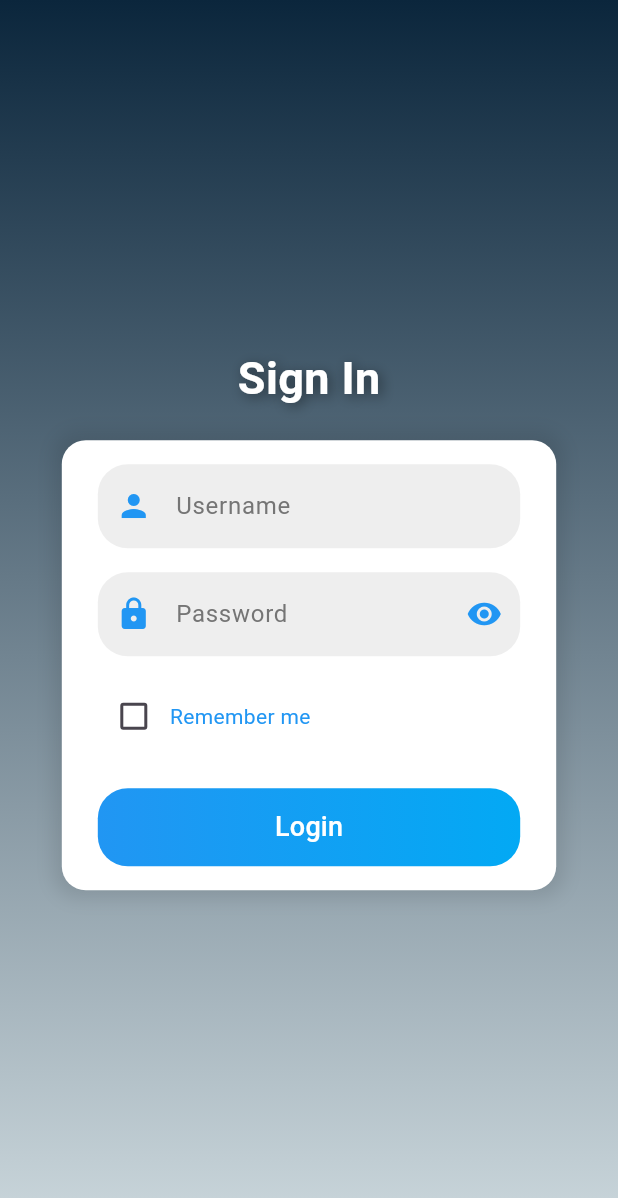
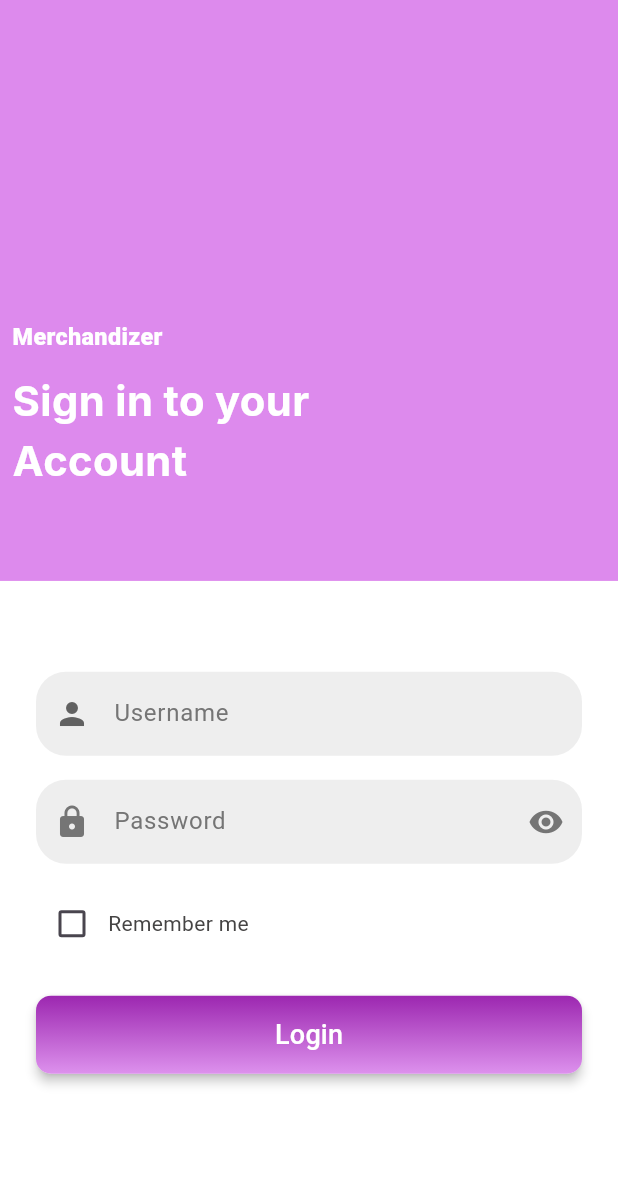
Before and after one commit to Nandini200012/merchandiser_clone_mobileApp, a Flutter app: the screen it shows after launch, on a phone screen of 412 x 824 dp. Shown: the top 1198 px of the screen. Run offline on Flutter 3.47's test engine with Material 3 defaults, Android fonts, the phone set to English and light mode, and no system bars; our stand-ins replace another_flushbar, badges, faker, flutter_easyloading, flutter_screenutil, google_fonts and 2 more; missing offline and left inert: dynamic_height_grid_view, mobile_scanner, super_banners; statements that could not run were skipped.

Commit message:
sign in page changed

```diff
--- a/lib/screens/marchandiser_screens/marchendiser_dashboard_screen.dart
+++ b/lib/screens/marchandiser_screens/marchendiser_dashboard_screen.dart
@@ -327,7 +327,7 @@ class _MarchendiserDashboardScreenState
                                 decoration: BoxDecoration(
                                   border: Border.all(color: Color(0xff023e8a)),
                                   color: selectedStatus == Status.request
-                                      ? Colors.purple
+                                      ? Constants.primaryColor
                                       : Colors.white,
                                   borderRadius: BorderRadius.circular(8),
                                 ),
--- a/lib/screens/sign_in_screen/sign_in_screen.dart
+++ b/lib/screens/sign_in_screen/sign_in_screen.dart
@@ -1,8 +1,11 @@
 import 'package:flutter/material.dart';
+import 'package:flutter_screenutil/flutter_screenutil.dart';
+import 'package:google_fonts/google_fonts.dart';
 import 'package:merchandiser_clone/screens/manager_screens/manager_bottom_navbar.dart';
 import 'package:merchandiser_clone/screens/marchandiser_screens/marchendiser_bottomnav.dart';
 import 'package:merchandiser_clone/screens/salesman_screens/salesman_bottom_navbar.dart';
 import 'package:merchandiser_clone/utils/SharedPreferencesUtil.dart';
+import 'package:merchandiser_clone/utils/constants.dart';
 import 'package:merchandiser_clone/utils/urls.dart';
 import 'package:shared_preferences/shared_preferences.dart';
 import 'package:flutter_easyloading/flutter_easyloading.dart';
@@ -168,14 +171,14 @@ class _SignInScreenState extends State<SignInScreen> {
     final paddingVertical = screenHeight * 0.05; // 5% of the screen height
 
     return Scaffold(
-      body: SafeArea(
-        child: Container(
+      body: Container(
         width: double.infinity,
         decoration: const BoxDecoration(
           gradient: LinearGradient(
             colors: [
-                Color.fromARGB(255, 11, 38, 60),
-                Color.fromARGB(255, 204, 216, 221),
+              Colors.white,
+              // Color.fromARGB(255, 11, 38, 60),
+              Colors.white
             ],
             begin: Alignment.topCenter,
             end: Alignment.bottomCenter,
@@ -184,7 +187,7 @@ class _SignInScreenState extends State<SignInScreen> {
         child: LayoutBuilder(
           builder: (context, constraints) {
             return Container(
-                padding: EdgeInsets.symmetric(horizontal: paddingHorizontal),
+              // padding: EdgeInsets.symmetric(horizontal: paddingHorizontal),
               child: SingleChildScrollView(
                 child: ConstrainedBox(
                   constraints: BoxConstraints(
@@ -192,24 +195,67 @@ class _SignInScreenState extends State<SignInScreen> {
                   ),
                   child: IntrinsicHeight(
                     child: Column(
-                        mainAxisAlignment: MainAxisAlignment.center,
+                      mainAxisAlignment: MainAxisAlignment.start,
+                      children: [
+                        Stack(
+                          children: [
+                            Container(
+                              height: screenHeight * 0.47,
+                              width: double.infinity,
+                              color: const Color.fromARGB(255, 221, 138, 237),
+                            ),
+                            Positioned(
+                              top: screenHeight * .26,
+                              left: screenWidth * .02,
+                              child: Column(
+                                crossAxisAlignment: CrossAxisAlignment.start,
                                 children: [
                                   Text(
-                            "Sign In",
-                            style: TextStyle(
-                              fontSize: 30,
-                              fontWeight: FontWeight.bold,
+                                    'Merchandizer',
+                                    style: GoogleFonts.roboto(
                                         color: Colors.white,
-                              shadows: [
-                                Shadow(
-                                  blurRadius: 10.0,
-                                  color: Colors.black45,
-                                  offset: Offset(2.0, 2.0),
+                                        fontSize: 14.sp,
+                                        fontWeight: FontWeight.w800),
+                                  ),
+                                  SizedBox(
+                                    height: 10.h,
+                                  ),
+                                  Text(
+                                    'Sign in to your ',
+                                    style: GoogleFonts.inter(
+                                        color: Colors.white,
+                                        fontSize: 25.sp,
+                                        fontWeight: FontWeight.w700),
+                                  ),
+                                  Text(
+                                    'Account',
+                                    style: GoogleFonts.inter(
+                                        color: Colors.white,
+                                        fontSize: 25.sp,
+                                        fontWeight: FontWeight.w700),
                                   ),
                                 ],
                               ),
                             ),
-                          const SizedBox(height: 20),
+                          ],
+                        ),
+
+                        // Text(
+                        //   "Sign In",
+                        //   style: TextStyle(
+                        //     fontSize: 30,
+                        //     fontWeight: FontWeight.bold,
+                        //     color: Colors.white,
+                        //     shadows: [
+                        //       Shadow(
+                        //         blurRadius: 10.0,
+                        //         color: Colors.black45,
+                        //         offset: Offset(2.0, 2.0),
+                        //       ),
+                        //     ],
+                        //   ),
+                        // ),
+                        SizedBox(height: 40.h),
                         Container(
                           padding: const EdgeInsets.symmetric(
                             vertical: 16.0,
@@ -218,13 +264,13 @@ class _SignInScreenState extends State<SignInScreen> {
                           decoration: BoxDecoration(
                             color: Colors.white,
                             borderRadius: BorderRadius.circular(16),
-                              boxShadow: [
-                                BoxShadow(
-                                  color: Colors.black.withOpacity(0.1),
-                                  blurRadius: 10,
-                                  spreadRadius: 5,
-                                ),
-                              ],
+                            // boxShadow: [
+                            //   BoxShadow(
+                            //     color: Colors.black.withOpacity(0.1),
+                            //     blurRadius: 10,
+                            //     spreadRadius: 5,
+                            //   ),
+                            // ],
                           ),
                           child: Column(
                             crossAxisAlignment: CrossAxisAlignment.stretch,
@@ -238,10 +284,8 @@ class _SignInScreenState extends State<SignInScreen> {
                                   labelStyle: TextStyle(
                                     color: Colors.grey[600],
                                   ),
-                                    prefixIcon: Icon(
-                                      Icons.person,
-                                      color: Colors.blue,
-                                    ),
+                                  prefixIcon: Icon(Icons.person,
+                                      color: Colors.grey.shade700),
                                   border: OutlineInputBorder(
                                     borderRadius: BorderRadius.circular(20),
                                     borderSide: BorderSide.none,
@@ -254,6 +298,7 @@ class _SignInScreenState extends State<SignInScreen> {
                               Row(
                                 children: [
                                   Checkbox(
+                                    activeColor: Colors.purple,
                                     value: rememberMe,
                                     onChanged: (value) {
                                       setState(() {
@@ -263,21 +308,28 @@ class _SignInScreenState extends State<SignInScreen> {
                                   ),
                                   const Text(
                                     "Remember me",
-                                      style: TextStyle(color: Colors.blue),
+                                    style: TextStyle(
+                                        color: Color.fromARGB(255, 69, 68, 68)),
                                   ),
                                 ],
                               ),
                               const SizedBox(height: 24.0),
                               SizedBox(
                                 width: double.infinity,
+                                child: Material(
+                                  elevation: 3,
+                                  borderRadius: BorderRadius.circular(10),
                                   child: Container(
                                     height: 52,
                                     decoration: BoxDecoration(
-                                      borderRadius: BorderRadius.circular(20),
+                                      borderRadius: BorderRadius.circular(10),
                                       gradient: const LinearGradient(
-                                        colors: [Colors.blue, Colors.lightBlue],
-                                        begin: Alignment.centerLeft,
-                                        end: Alignment.centerRight,
+                                        colors: [
+                                          Colors.purple,
+                                          Color.fromARGB(255, 221, 145, 237),
+                                        ],
+                                        begin: Alignment.topCenter,
+                                        end: Alignment.bottomCenter,
                                       ),
                                     ),
                                     child: ElevatedButton(
@@ -302,6 +354,7 @@ class _SignInScreenState extends State<SignInScreen> {
                                     ),
                                   ),
                                 ),
+                              ),
                             ],
                           ),
                         ),
@@ -312,7 +365,6 @@ class _SignInScreenState extends State<SignInScreen> {
               ),
             );
           },
-          ),
         ),
       ),
     );
@@ -346,11 +398,14 @@ class _PasswordFieldState extends State<PasswordField> {
         filled: true,
         labelText: 'Password',
         labelStyle: TextStyle(color: Colors.grey[600]),
-        prefixIcon: Icon(Icons.lock, color: Colors.blue),
+        prefixIcon: Icon(
+          Icons.lock,
+          color: Colors.grey.shade600,
+        ),
         suffixIcon: IconButton(
           icon: Icon(
             _obscureText ? Icons.visibility : Icons.visibility_off,
-            color: Colors.blue,
+            color: Colors.grey.shade600,
           ),
           onPressed: _togglePasswordVisibility,
         ),
--- a/pubspec.yaml
+++ b/pubspec.yaml
@@ -30,6 +30,7 @@ dependencies:
   # flutter_keyboard_visibility: ^5.0.0
   # win32: ^5.5.4  # Uncomment if needed
   mobile_scanner: ^6.0.10
+  google_fonts: ^6.2.1
 
 dev_dependencies:
   flutter_test:
```
Lines whose indentation alone changed are shown as unchanged.
